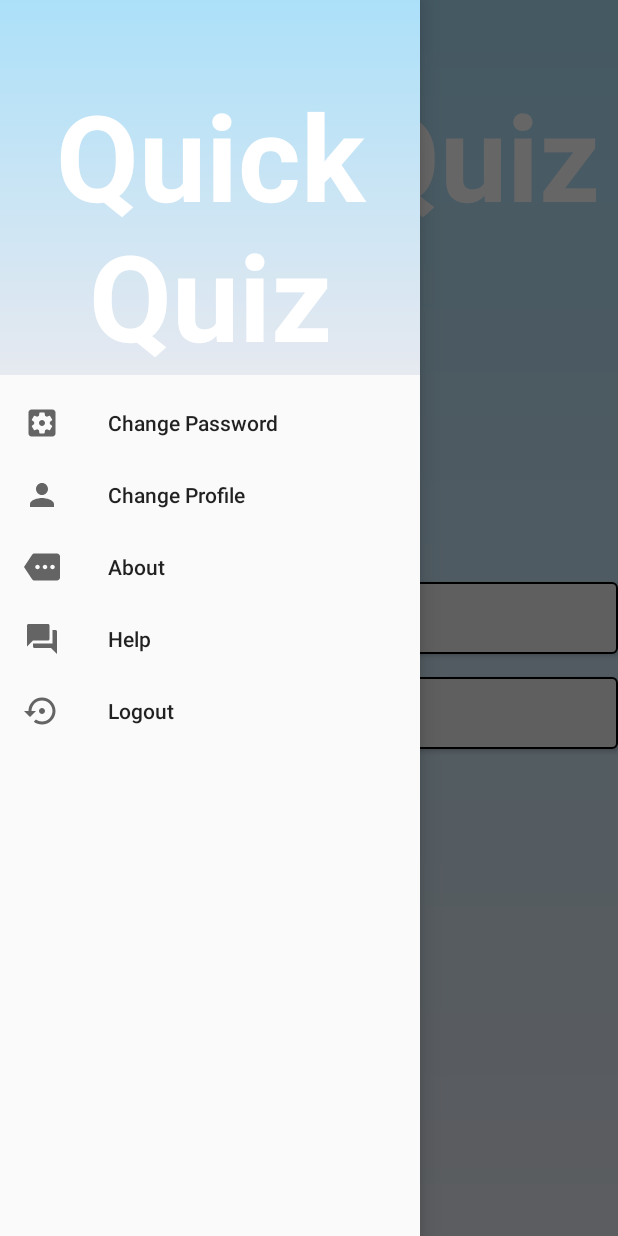
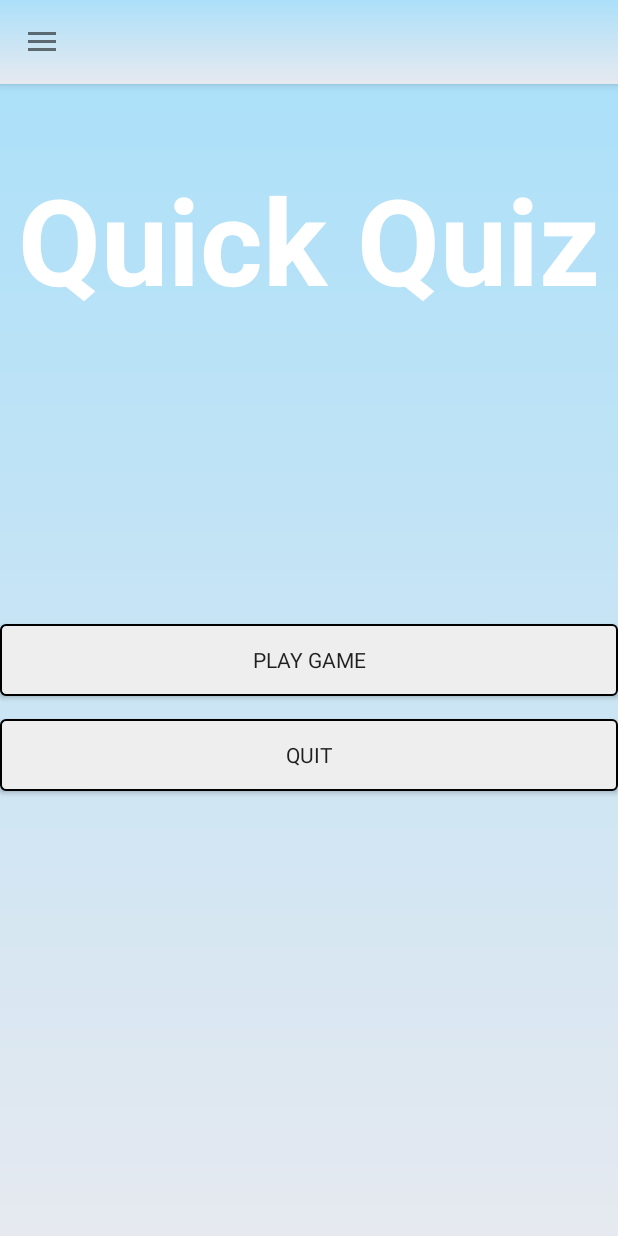
Before and after one commit to taydee1/CECS453-Final-Project, an Android app: the Home screen opened directly, with no data from a screen before it, in the side drawer, after a tap on "Help", on a phone screen of 412 x 824 dp. Run offline under Robolectric (Android 15) with nearby library versions, the phone set to English and light mode, and no system bars; our stand-ins replace Firebase (no records; nobody signed in at launch, a user with empty details on screens opened directly); Roboto replaces fonts that are not available here; 4 statements that could not run were skipped.

Commit message:
Added Navigation Drawer to all Activities

```diff
--- a/FinalProject/app/src/main/java/com/example/android/finalproject/Controller/AboutPage.java
+++ b/FinalProject/app/src/main/java/com/example/android/finalproject/Controller/AboutPage.java
@@ -5,7 +5,7 @@ import android.os.Bundle;
 
 import com.example.android.finalproject.R;
 
-public class AboutPage extends AppCompatActivity {
+public class AboutPage extends BaseActivity {
 
     @Override
     protected void onCreate(Bundle savedInstanceState) {
--- /dev/null
+++ b/FinalProject/app/src/main/java/com/example/android/finalproject/Controller/BaseActivity.java
@@ -0,0 +1,157 @@
+package com.example.android.finalproject.Controller;
+
+import android.content.Context;
+import android.content.Intent;
+import android.net.Uri;
+import android.provider.SyncStateContract;
+import android.support.design.widget.NavigationView;
+import android.support.v4.widget.DrawerLayout;
+import android.support.v7.app.ActionBarDrawerToggle;
+import android.support.v7.app.AppCompatActivity;
+import android.os.Bundle;
+import android.support.v7.widget.Toolbar;
+import android.view.Menu;
+import android.view.MenuItem;
+import android.view.View;
+import android.widget.FrameLayout;
+import android.widget.TextView;
+import android.widget.Toast;
+
+import com.example.android.finalproject.R;
+import com.google.firebase.auth.FirebaseAuth;
+
+import java.util.prefs.Preferences;
+
+public class BaseActivity extends AppCompatActivity {
+
+    public Toolbar toolbar;
+
+
+    ActionBarDrawerToggle mDrawerToggle;
+    Context context;
+    private NavigationView navigationView;
+    private DrawerLayout drawerLayout;
+    FirebaseAuth firebaseAuth;
+
+
+    @Override
+    protected void onCreate(Bundle savedInstanceState) {
+        super.onCreate(savedInstanceState);
+    }
+
+    protected boolean useToolbar() {
+        return true;
+    }
+
+
+    @Override
+    public void setContentView(int layoutResID) {
+        context = this;
+
+        DrawerLayout fullView = (DrawerLayout) getLayoutInflater().inflate(R.layout.drawer_main, null);
+        FrameLayout activityContainer = (FrameLayout) fullView.findViewById(R.id.frame);
+        getLayoutInflater().inflate(layoutResID, activityContainer, true);
+
+        super.setContentView(fullView);
+        toolbar = (Toolbar) fullView.findViewById(R.id.tool_bar);
+
+
+
+
+        navigationView = (NavigationView) findViewById(R.id.navigation_view);
+
+        navigationView.setNavigationItemSelectedListener(new NavigationView.OnNavigationItemSelectedListener() {
+
+            @Override
+            public boolean onNavigationItemSelected(MenuItem menuItem) {
+                //Checking if the item is in checked state or not, if not make it in checked state
+                if (menuItem.isChecked()) menuItem.setChecked(false);
+                else menuItem.setChecked(true);
+
+                drawerLayout.closeDrawers();
+
+                switch (menuItem.getItemId()) {
+                    case R.id.password:
+
+                        Intent changePassword = new Intent(BaseActivity.this, Password.class);
+                        startActivity(changePassword);
+                        break;
+
+                    case R.id.profile:
+                        Intent profilePage = new Intent(BaseActivity.this, ChangeProfile.class);
+                        startActivity(profilePage);
+
+                        break;
+
+                    case R.id.about:
+                        Intent aboutPage = new Intent(BaseActivity.this, AboutPage.class);
+                        startActivity(aboutPage);
+
+                        break;
+
+                    case R.id.help:
+                        Intent emailIntent = new Intent(Intent.ACTION_SENDTO, Uri.fromParts("mailto", "admin@admin.com", null));
+                        emailIntent.putExtra(Intent.EXTRA_SUBJECT, "Help");
+                        startActivity(Intent.createChooser(emailIntent, "Send email..."));
+                        break;
+
+                    case R.id.logout:
+
+                        firebaseAuth.getInstance().signOut();
+                        Intent logout = new Intent(BaseActivity.this, Login.class);
+                        startActivity(logout);
+                        finish();
+                        break;
+
+
+                    default:
+
+                        return true;
+                }
+                return true;
+            }
+        });
+
+        drawerLayout = (DrawerLayout) findViewById(R.id.drawerLayout);
+
+
+
+        ActionBarDrawerToggle actionBarDrawerToggle = new ActionBarDrawerToggle(this, drawerLayout, toolbar, R.string.Open, R.string.Close) {
+
+            @Override
+            public void onDrawerClosed(View drawerView) {
+                super.onDrawerClosed(drawerView);
+            }
+
+            @Override
+            public void onDrawerOpened(View drawerView) {
+                super.onDrawerOpened(drawerView);
+            }
+        };
+
+        drawerLayout.setDrawerListener(actionBarDrawerToggle);
+
+        actionBarDrawerToggle.syncState();
+    }
+
+    @Override
+    public boolean onCreateOptionsMenu(Menu menu) {
+        return super.onCreateOptionsMenu(menu);
+    }
+
+    @Override
+    public boolean onPrepareOptionsMenu(Menu menu) {
+        return super.onPrepareOptionsMenu(menu);
+    }
+
+    @Override
+    protected void onPostCreate(Bundle savedInstanceState) {
+        super.onPostCreate(savedInstanceState);
+    }
+
+    @Override
+    public boolean onOptionsItemSelected(MenuItem item) {
+        int id = item.getItemId();
+        return mDrawerToggle.onOptionsItemSelected(item);
+    }
+}
--- a/FinalProject/app/src/main/java/com/example/android/finalproject/Controller/ChangeProfile.java
+++ b/FinalProject/app/src/main/java/com/example/android/finalproject/Controller/ChangeProfile.java
@@ -50,7 +50,7 @@ import com.google.firebase.database.FirebaseDatabase;
 import java.util.HashMap;
 import java.util.Map;
 
-public class ChangeProfile extends AppCompatActivity {
+public class ChangeProfile extends BaseActivity {
     EditText name;
     EditText user;
     EditText Email;
--- a/FinalProject/app/src/main/java/com/example/android/finalproject/Controller/Home.java
+++ b/FinalProject/app/src/main/java/com/example/android/finalproject/Controller/Home.java
@@ -39,7 +39,7 @@ import java.util.Collections;
 
 import static com.example.android.finalproject.Model.Common.questionList;
 
-public class Home extends AppCompatActivity {
+public class Home extends BaseActivity {
     Button btnPlay;
     FirebaseDatabase database;
     DatabaseReference questions;
@@ -66,72 +66,6 @@ public class Home extends AppCompatActivity {
         firebaseAuth = FirebaseAuth.getInstance();
         loadQuestion();
 
-        drawerLayout = (DrawerLayout) findViewById(R.id.activity_main);
-
-        toggle = new ActionBarDrawerToggle(this, drawerLayout, R.string.Open, R.string.Close);
-
-
-        drawerLayout.addDrawerListener(toggle);
-        toggle.syncState();
-
-
-
-
-        navigationView = (NavigationView) findViewById(R.id.nv);
-
-        navigationView.setNavigationItemSelectedListener(new NavigationView.OnNavigationItemSelectedListener() {
-
-            @Override
-
-            public boolean onNavigationItemSelected(@NonNull MenuItem item) {
-
-                int id = item.getItemId();
-
-                switch (id) {
-
-                    case R.id.password:
-
-                        Intent changePassword = new Intent(Home.this, Password.class);
-                        startActivity(changePassword);
-                        break;
-
-                    case R.id.profile:
-                        Intent profilePage = new Intent(Home.this, ChangeProfile.class);
-                        startActivity(profilePage);
-
-                        break;
-
-                    case R.id.about:
-                        Intent aboutPage = new Intent(Home.this, AboutPage.class);
-                        startActivity(aboutPage);
-
-                        break;
-
-                    case R.id.help:
-                        Intent emailIntent = new Intent(Intent.ACTION_SENDTO, Uri.fromParts("mailto","admin@admin.com", null));
-                        emailIntent.putExtra(Intent.EXTRA_SUBJECT, "Help");
-                        startActivity(Intent.createChooser(emailIntent, "Send email..."));
-                        break;
-
-                    case R.id.logout:
-
-                        firebaseAuth.getInstance().signOut();
-                        Intent logout = new Intent(Home.this, Login.class);
-                        startActivity(logout);
-                        finish();
-                        break;
-
-
-                    default:
-
-                        return true;
-
-                }
-
-                return true;
-            }
-
-        });
 
 
         //check if admin uid
--- a/FinalProject/app/src/main/java/com/example/android/finalproject/Controller/Login.java
+++ b/FinalProject/app/src/main/java/com/example/android/finalproject/Controller/Login.java
@@ -22,7 +22,7 @@ import com.google.firebase.auth.FirebaseUser;
 
 
 //Activity to log in a user or redirects them to a register form
-public class Login extends AppCompatActivity {
+public class Login extends BaseActivity {
 
     //Instantiating views
     EditText loginEmail_editText;
@@ -31,6 +31,7 @@ public class Login extends AppCompatActivity {
 
     //Declaring an instance of FirebaseAuth
     private FirebaseAuth firebaseAuth;
+    private FirebaseUser firebaseUser;
 
     @Override
     protected void onCreate(Bundle savedInstanceState) {
--- a/FinalProject/app/src/main/java/com/example/android/finalproject/Controller/Password.java
+++ b/FinalProject/app/src/main/java/com/example/android/finalproject/Controller/Password.java
@@ -18,7 +18,7 @@ import com.google.firebase.auth.EmailAuthProvider;
 import com.google.firebase.auth.FirebaseAuth;
 import com.google.firebase.auth.FirebaseUser;
 
-public class Password extends AppCompatActivity {
+public class Password extends BaseActivity {
     Button submitButton;
     EditText sendEmail;
     FirebaseAuth firebaseAuth;
--- a/FinalProject/app/src/main/java/com/example/android/finalproject/Controller/Quiz.java
+++ b/FinalProject/app/src/main/java/com/example/android/finalproject/Controller/Quiz.java
@@ -13,7 +13,7 @@ import com.example.android.finalproject.Model.Common;
 import com.example.android.finalproject.R;
 import com.example.android.finalproject.ResultsActivity;
 
-public class Quiz extends AppCompatActivity implements View.OnClickListener {
+public class Quiz extends BaseActivity implements View.OnClickListener {
 
     final static long INTERVAL = 1000;
     final static long TIMEOUT = 7000;
--- a/FinalProject/app/src/main/java/com/example/android/finalproject/Controller/Register.java
+++ b/FinalProject/app/src/main/java/com/example/android/finalproject/Controller/Register.java
@@ -20,7 +20,7 @@ import com.google.firebase.database.DatabaseReference;
 import com.google.firebase.database.FirebaseDatabase;
 
 //Register Activity to register a user or redirect them to login form if user has a login
-public class Register extends AppCompatActivity {
+public class Register extends BaseActivity {
 
     //Instantiating views
     Button regButton;
--- a/FinalProject/app/src/main/java/com/example/android/finalproject/ResultsActivity.java
+++ b/FinalProject/app/src/main/java/com/example/android/finalproject/ResultsActivity.java
@@ -8,11 +8,12 @@ import android.widget.Button;
 import android.widget.ProgressBar;
 import android.widget.TextView;
 
+import com.example.android.finalproject.Controller.BaseActivity;
 import com.example.android.finalproject.Controller.Home;
 import com.google.firebase.database.DatabaseReference;
 import com.google.firebase.database.FirebaseDatabase;
 
-public class ResultsActivity extends AppCompatActivity {
+public class ResultsActivity extends BaseActivity {
 
     Button btnTryAgain;
     TextView txtResultScore, getTxtResultQuestion;
--- a/FinalProject/app/src/main/res/layout/activity_home.xml
+++ b/FinalProject/app/src/main/res/layout/activity_home.xml
@@ -20,6 +20,8 @@
     android:layout_height="match_parent"
     tools:context=".Controller.Home"
     android:background="@drawable/gradient1">
+
+
 
     <TextView
         android:layout_width="wrap_content"
--- /dev/null
+++ b/FinalProject/app/src/main/res/layout/drawer_main.xml
@@ -0,0 +1,36 @@
+<android.support.v4.widget.DrawerLayout xmlns:android="http://schemas.android.com/apk/res/android"
+    xmlns:app="http://schemas.android.com/apk/res-auto"
+    android:id="@+id/drawerLayout"
+    android:layout_width="match_parent"
+    android:layout_height="match_parent"
+    android:fitsSystemWindows="true">
+
+    <LinearLayout
+        android:layout_width="match_parent"
+        android:layout_height="match_parent"
+        android:orientation="vertical">
+
+        <include
+            android:id="@+id/tool_bar"
+            layout="@layout/toolbar" />
+
+        <FrameLayout
+            android:id="@+id/frame"
+            android:layout_width="match_parent"
+            android:layout_height="match_parent">
+
+        </FrameLayout>
+
+    </LinearLayout>
+
+    <android.support.design.widget.NavigationView
+        android:id="@+id/navigation_view"
+        android:layout_width="wrap_content"
+        android:layout_height="match_parent"
+        android:layout_gravity="start"
+        app:headerLayout="@layout/nav_header"
+        app:menu="@menu/navigation_menu">
+
+
+    </android.support.design.widget.NavigationView>
+</android.support.v4.widget.DrawerLayout>
--- /dev/null
+++ b/FinalProject/app/src/main/res/layout/toolbar.xml
@@ -0,0 +1,9 @@
+<?xml version="1.0" encoding="utf-8"?>
+<android.support.v7.widget.Toolbar xmlns:android="http://schemas.android.com/apk/res/android"
+    android:layout_width="match_parent"
+    android:layout_height="?attr/actionBarSize"
+    android:background="@drawable/gradient1"
+    android:elevation="4dp"
+    android:theme="@style/ThemeOverlay.AppCompat.Light"
+    >
+</android.support.v7.widget.Toolbar>
--- a/FinalProject/app/src/main/res/values/strings.xml
+++ b/FinalProject/app/src/main/res/values/strings.xml
@@ -1,7 +1,5 @@
 <resources>
     <string name="app_name">FinalProject</string>
-    <string name="navigation_drawer_open">Open navigation drawer</string>
-    <string name="navigation_drawer_close">Close navigation drawer</string>
     <string name="Open">open</string>
     <string name="Close">close</string>
 
@@ -24,5 +22,7 @@ brief report card
 
     <!-- TODO: Remove or change this placeholder text -->
     <string name="hello_blank_fragment">Hello blank fragment</string>
+    <string name="drawer_open">Open navigation drawer</string>
+    <string name="drawer_close">Close navigation drawer</string>
 
 </resources>
```
Also changed, not shown: FinalProject/app/src/main/AndroidManifest.xml (+4 -6 lines), FinalProject/app/src/main/res/layout/activity_base.xml (added, +9 -0 lines).
